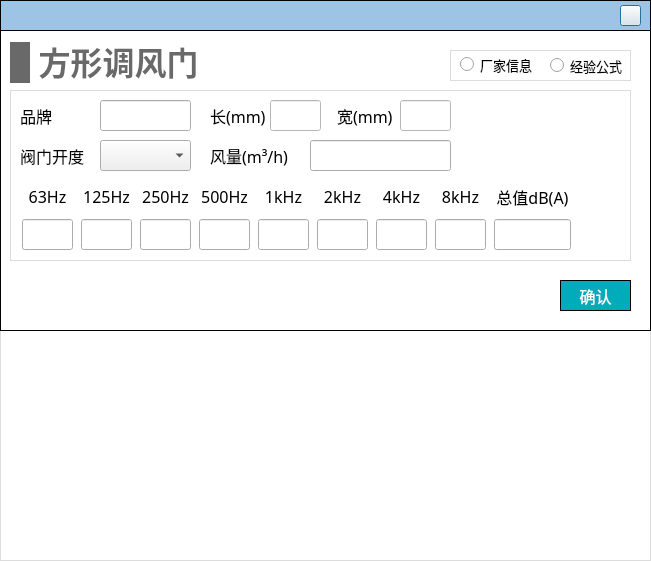
Above: NoiseCalSoft/inputDialog/dialog_rect_damper.ui from haobana/NoiCal before the change. Below: the same form after it.
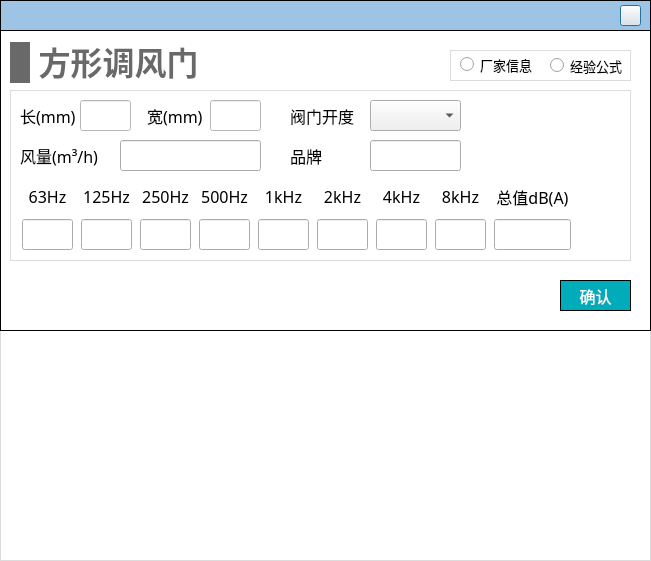
That is the form after the change. Icons and pictures are not drawn.

What changed in the file:
```diff
--- a/NoiseCalSoft/inputDialog/dialog_rect_damper.ui
+++ b/NoiseCalSoft/inputDialog/dialog_rect_damper.ui
@@ -123,8 +123,8 @@
     <widget class="QLineEdit" name="lineEdit_brand">
      <property name="geometry">
       <rect>
-       <x>90</x>
-       <y>10</y>
+       <x>360</x>
+       <y>50</y>
        <width>91</width>
        <height>31</height>
       </rect>
@@ -133,8 +133,8 @@
     <widget class="QLabel" name="label_4">
      <property name="geometry">
       <rect>
-       <x>10</x>
-       <y>10</y>
+       <x>280</x>
+       <y>50</y>
        <width>41</width>
        <height>31</height>
       </rect>
@@ -152,8 +152,8 @@
     <widget class="QLabel" name="label_5">
      <property name="geometry">
       <rect>
-       <x>10</x>
-       <y>50</y>
+       <x>280</x>
+       <y>10</y>
        <width>71</width>
        <height>31</height>
       </rect>
@@ -171,8 +171,8 @@
     <widget class="QComboBox" name="comboBox_angle">
      <property name="geometry">
       <rect>
-       <x>90</x>
-       <y>50</y>
+       <x>360</x>
+       <y>10</y>
        <width>91</width>
        <height>31</height>
       </rect>
@@ -181,7 +181,7 @@
     <widget class="QLabel" name="label_16">
      <property name="geometry">
       <rect>
-       <x>200</x>
+       <x>10</x>
        <y>50</y>
        <width>81</width>
        <height>31</height>
@@ -200,7 +200,7 @@
     <widget class="QLineEdit" name="lineEdit_air_volume">
      <property name="geometry">
       <rect>
-       <x>300</x>
+       <x>110</x>
        <y>50</y>
        <width>141</width>
        <height>31</height>
@@ -210,7 +210,7 @@
     <widget class="QStackedWidget" name="stackedWidget_input">
      <property name="geometry">
       <rect>
-       <x>200</x>
+       <x>10</x>
        <y>10</y>
        <width>241</width>
        <height>31</height>
```
